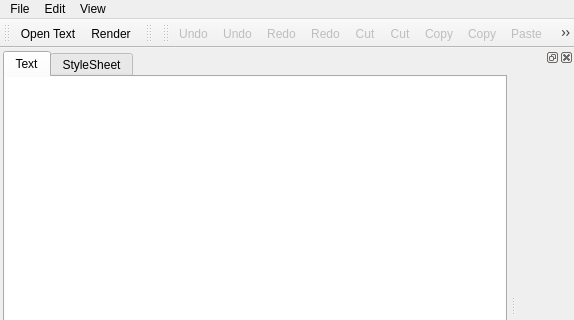
rafaelmartins/rst2pdf, file gui/main.ui: the form before one commit; both pictures show x 0 to 574 and y 0 to 320 of the 574 by 601 pixel window.
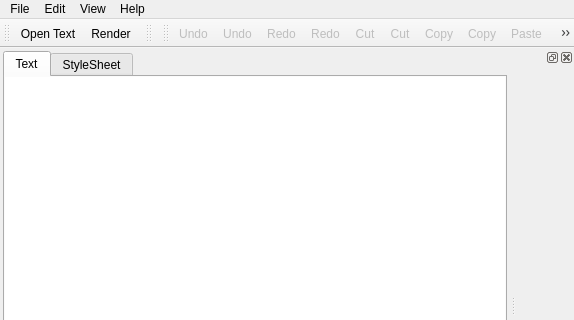
The form after the commit. Icons and pictures are not drawn. Custom widgets are drawn as their Qt base class.

Commit message: Hook about dialog

Diff of the .ui file:
```diff
--- a/gui/main.ui
+++ b/gui/main.ui
@@ -134,9 +134,16 @@
     <addaction name="separator"/>
     <addaction name="actionFind"/>
    </widget>
+   <widget class="QMenu" name="menuHelp">
+    <property name="title">
+     <string>Help</string>
+    </property>
+    <addaction name="actionAbout_Bookrest"/>
+   </widget>
    <addaction name="menuText"/>
    <addaction name="menuEdit"/>
    <addaction name="menuView"/>
+   <addaction name="menuHelp"/>
   </widget>
   <widget class="QToolBar" name="toolBar">
    <property name="windowTitle">
```
Left out of the diff: 5 changed lines with no effect on the pictures. The commit also changes 2 other files.
